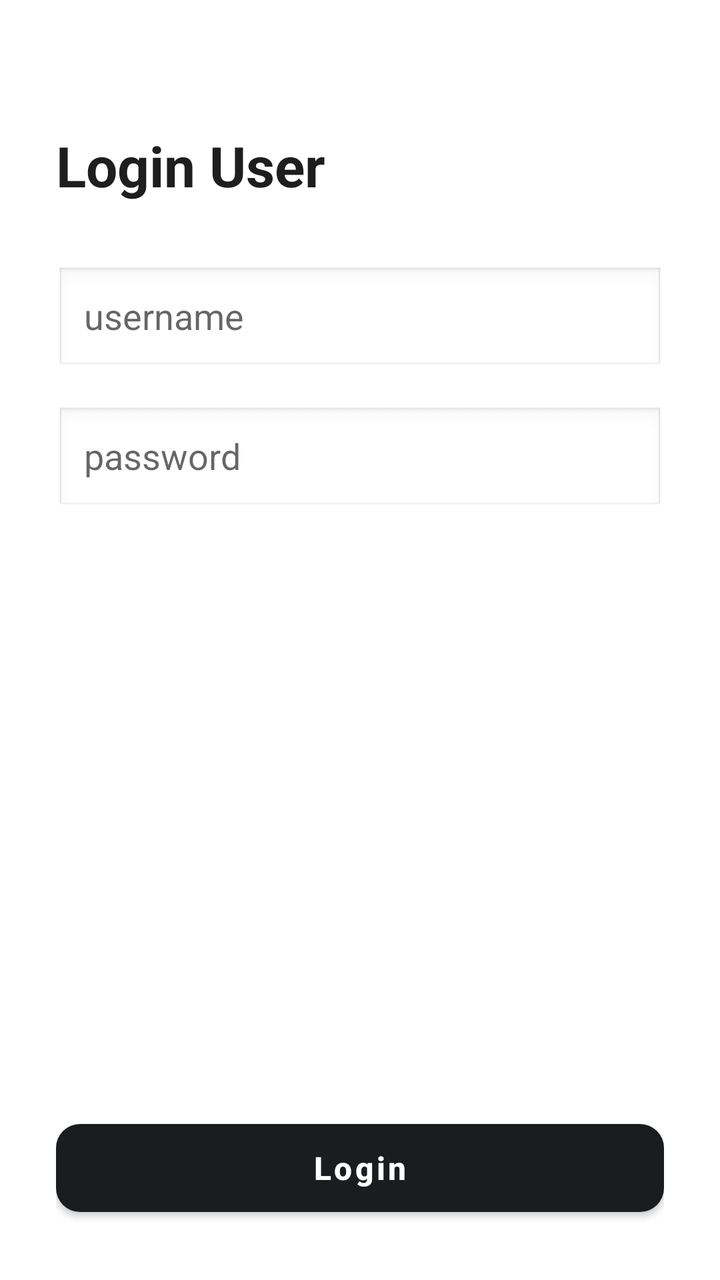
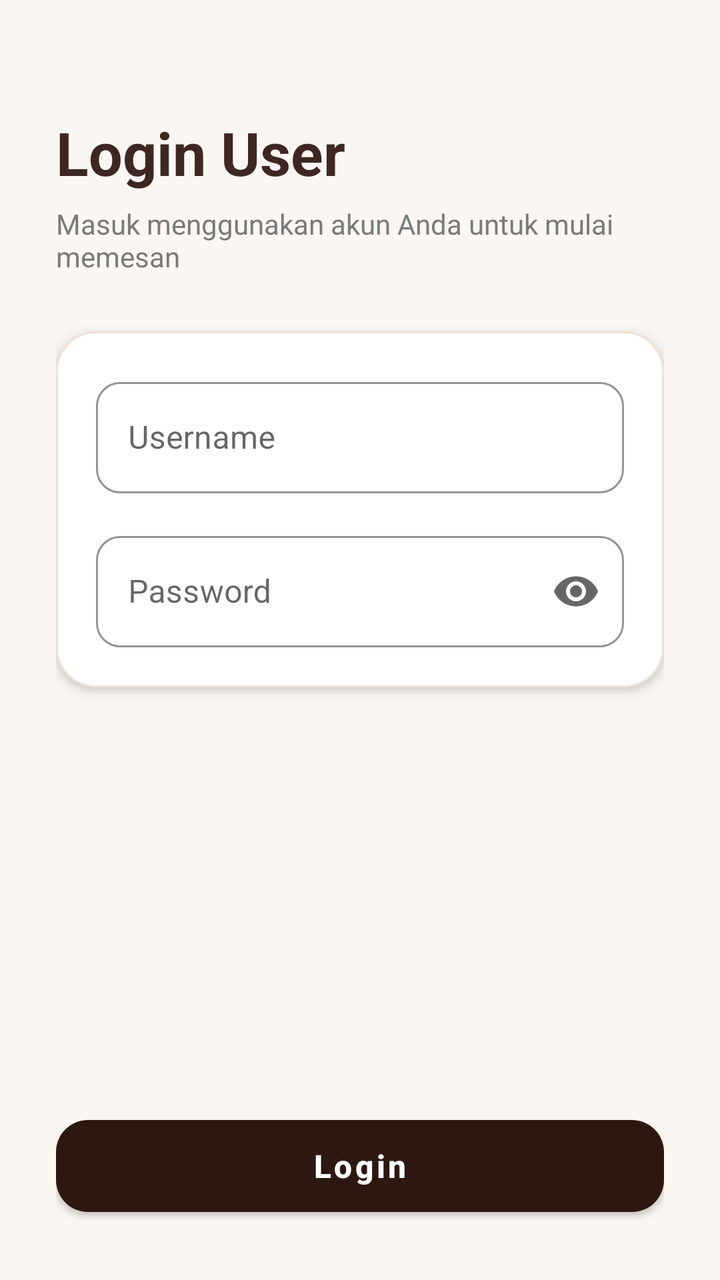

Two renders of the same Android screen: before a commit and after it. Below are the layout's source before the change and the commit's diff.
<!-- AndroidManifest.xml: application theme Theme.MaterialComponents.DayNight.NoActionBar -->
<!-- res/layout/activity_login.xml -->
<?xml version="1.0" encoding="utf-8"?>
<LinearLayout xmlns:android="http://schemas.android.com/apk/res/android"
    xmlns:app="http://schemas.android.com/apk/res-auto"
    android:layout_width="match_parent"
    android:layout_height="match_parent"
    android:background="@color/white"
    android:orientation="vertical"
    android:padding="28dp">

    <TextView
        android:layout_width="wrap_content"
        android:layout_height="wrap_content"
        android:layout_marginTop="36dp"
        android:layout_marginBottom="32dp"
        android:text="Login User"
        android:textColor="@color/text_primary"
        android:textSize="28sp"
        android:textStyle="bold" />

    <EditText
        android:id="@+id/etLoginUsername"
        android:layout_width="match_parent"
        android:layout_height="54dp"
        android:layout_marginBottom="16dp"
        android:background="@android:drawable/edit_text"
        android:hint="username"
        android:inputType="textPersonName"
        android:paddingHorizontal="14dp" />

    <EditText
        android:id="@+id/etLoginPassword"
        android:layout_width="match_parent"
        android:layout_height="54dp"
        android:background="@android:drawable/edit_text"
        android:hint="password"
        android:inputType="textPassword"
        android:paddingHorizontal="14dp" />

    <Space
        android:layout_width="match_parent"
        android:layout_height="0dp"
        android:layout_weight="1" />

    <com.google.android.material.button.MaterialButton
        android:id="@+id/btnSubmitLogin"
        android:layout_width="match_parent"
        android:layout_height="56dp"
        android:text="Login"
        android:textAllCaps="false"
        android:textColor="@color/white"
        android:textSize="16sp"
        android:textStyle="bold"
        app:backgroundTint="@color/dark_button"
        app:cornerRadius="12dp" />

</LinearLayout>
<!-- resources referenced by this layout -->
<resources>
  <color name="dark_button">#FF1A1C1E</color>
  <color name="text_primary">#FF1E1E1E</color>
  <color name="white">#FFFFFFFF</color>
</resources>

<!-- the commit's change to res/layout/activity_login.xml (unified diff, before → after) -->
@@ -3,38 +3,83 @@
     xmlns:app="http://schemas.android.com/apk/res-auto"
     android:layout_width="match_parent"
     android:layout_height="match_parent"
-    android:background="@color/white"
+    android:background="@color/bg_soft"
     android:orientation="vertical"
     android:padding="28dp">
 
     <TextView
         android:layout_width="wrap_content"
         android:layout_height="wrap_content"
-        android:layout_marginTop="36dp"
-        android:layout_marginBottom="32dp"
+        android:layout_marginTop="28dp"
         android:text="Login User"
-        android:textColor="@color/text_primary"
-        android:textSize="28sp"
+        android:textColor="@color/coffee_dark"
+        android:textSize="30sp"
         android:textStyle="bold" />
 
-    <EditText
-        android:id="@+id/etLoginUsername"
+    <TextView
+        android:layout_width="wrap_content"
+        android:layout_height="wrap_content"
+        android:layout_marginTop="6dp"
+        android:layout_marginBottom="28dp"
+        android:text="Masuk menggunakan akun Anda untuk mulai memesan"
+        android:textColor="@color/text_secondary"
+        android:textSize="14sp" />
+
+    <com.google.android.material.card.MaterialCardView
         android:layout_width="match_parent"
-        android:layout_height="54dp"
-        android:layout_marginBottom="16dp"
-        android:background="@android:drawable/edit_text"
-        android:hint="username"
-        android:inputType="textPersonName"
-        android:paddingHorizontal="14dp" />
+        android:layout_height="wrap_content"
+        app:cardBackgroundColor="@color/white"
+        app:cardCornerRadius="20dp"
+        app:cardElevation="3dp"
+        app:strokeColor="@color/card_stroke"
+        app:strokeWidth="1dp">
 
-    <EditText
-        android:id="@+id/etLoginPassword"
-        android:layout_width="match_parent"
-        android:layout_height="54dp"
-        android:background="@android:drawable/edit_text"
-        android:hint="password"
-        android:inputType="textPassword"
-        android:paddingHorizontal="14dp" />
+        <LinearLayout
+            android:layout_width="match_parent"
+            android:layout_height="wrap_content"
+            android:orientation="vertical"
+            android:padding="20dp">
+
+            <com.google.android.material.textfield.TextInputLayout
+                style="@style/Widget.MaterialComponents.TextInputLayout.OutlinedBox"
+                android:layout_width="match_parent"
+                android:layout_height="wrap_content"
+                android:layout_marginBottom="16dp"
+                android:hint="Username"
+                app:boxCornerRadiusBottomEnd="12dp"
+                app:boxCornerRadiusBottomStart="12dp"
+                app:boxCornerRadiusTopEnd="12dp"
+                app:boxCornerRadiusTopStart="12dp"
+                app:boxStrokeColor="@color/coffee_primary">
+
+                <com.google.android.material.textfield.TextInputEditText
+                    android:id="@+id/etLoginUsername"
+                    android:layout_width="match_parent"
+                    android:layout_height="wrap_content"
+                    android:inputType="textPersonName" />
+            </com.google.android.material.textfield.TextInputLayout>
+
+            <com.google.android.material.textfield.TextInputLayout
+                style="@style/Widget.MaterialComponents.TextInputLayout.OutlinedBox"
+                android:layout_width="match_parent"
+                android:layout_height="wrap_content"
+                android:hint="Password"
+                app:boxCornerRadiusBottomEnd="12dp"
+                app:boxCornerRadiusBottomStart="12dp"
+                app:boxCornerRadiusTopEnd="12dp"
+                app:boxCornerRadiusTopStart="12dp"
+                app:boxStrokeColor="@color/coffee_primary"
+                app:endIconMode="password_toggle">
+
+                <com.google.android.material.textfield.TextInputEditText
+                    android:id="@+id/etLoginPassword"
+                    android:layout_width="match_parent"
+                    android:layout_height="wrap_content"
+                    android:inputType="textPassword" />
+            </com.google.android.material.textfield.TextInputLayout>
+
+        </LinearLayout>
+    </com.google.android.material.card.MaterialCardView>
 
     <Space
         android:layout_width="match_parent"
@@ -44,13 +89,13 @@
     <com.google.android.material.button.MaterialButton
         android:id="@+id/btnSubmitLogin"
         android:layout_width="match_parent"
-        android:layout_height="56dp"
+        android:layout_height="58dp"
         android:text="Login"
         android:textAllCaps="false"
         android:textColor="@color/white"
         android:textSize="16sp"
         android:textStyle="bold"
         app:backgroundTint="@color/dark_button"
-        app:cornerRadius="12dp" />
+        app:cornerRadius="16dp" />
 
 </LinearLayout>
<!-- resource entries referenced after the edit -->
@@ -1,7 +1,11 @@
 <!-- resources referenced by this layout -->
 <resources>
-  <color name="dark_button">#FF1A1C1E</color>
-  <color name="text_primary">#FF1E1E1E</color>
+  <color name="bg_soft">#FFFAF6F2</color>
+  <color name="card_stroke">#FFEFE3D8</color>
+  <color name="coffee_dark">#FF3E2723</color>
+  <color name="coffee_primary">#FFC67C4E</color>
+  <color name="dark_button">#FF2C1810</color>
+  <color name="text_secondary">#FF7A7A7A</color>
   <color name="white">#FFFFFFFF</color>
 </resources>
 
